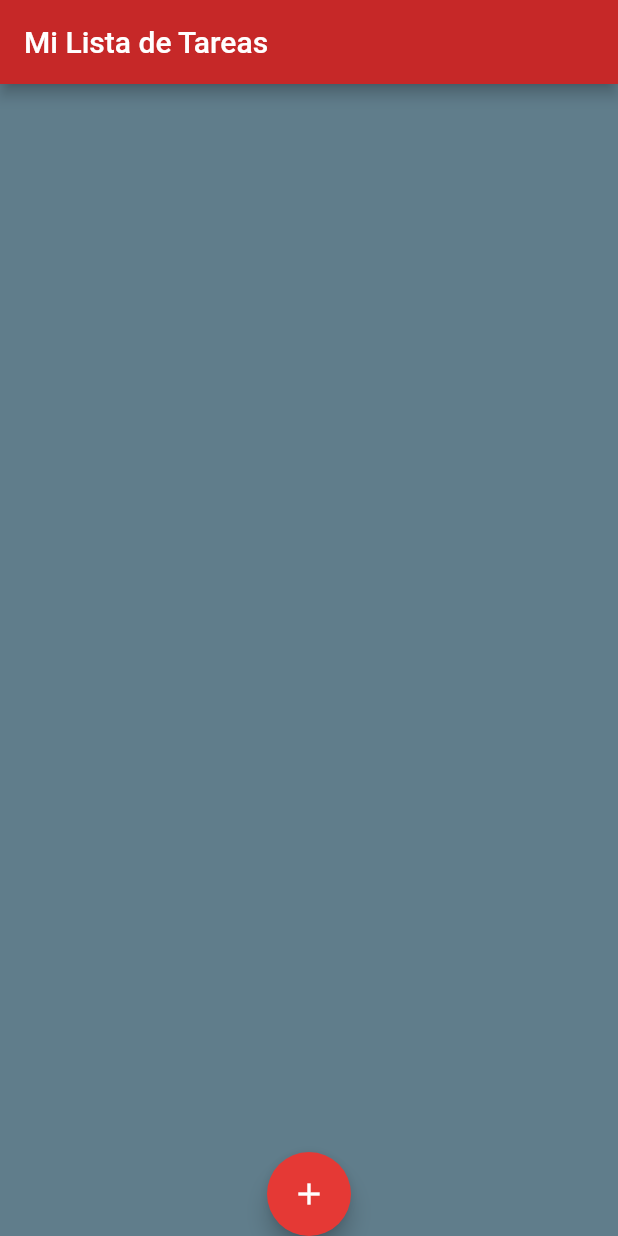
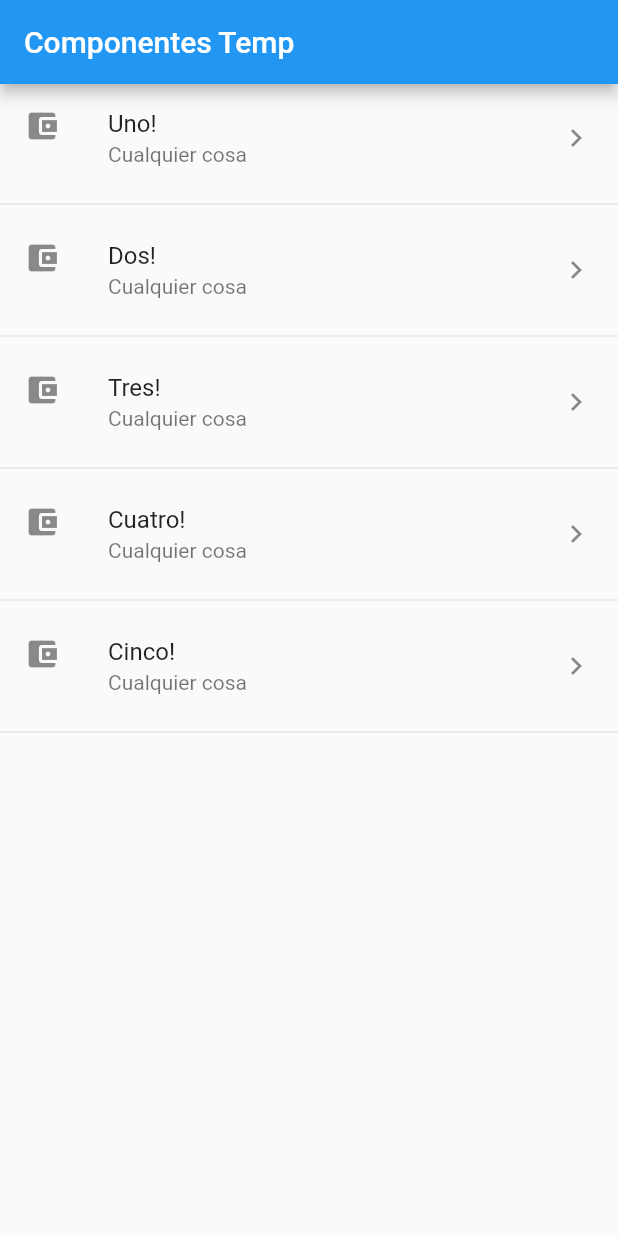
Before and after one commit to dmarquez83/todoList, a Flutter app: the screen it shows after launch, on a phone screen of 412 x 824 dp. Run offline on Flutter 3.47's test engine with Material 2 defaults, Android fonts, the phone set to English and light mode, and no system bars.

Commit message:
feat: componentes de flutter

```diff
--- a/lib/main.dart
+++ b/lib/main.dart
@@ -1,5 +1,5 @@
 import 'package:flutter/material.dart';
-import 'package:lista_de_tareas/src/pages/screen/todoList.dart';
+import 'package:lista_de_tareas/src/pages/home_temp.dart';
 
 void main() => runApp(MyApp());
 
@@ -7,13 +7,9 @@ class MyApp extends StatelessWidget {
   @override
   Widget build(BuildContext context) {
     return MaterialApp(
-        //para desactivar el banner lateral morado
-        debugShowCheckedModeBanner: false,
-        title: 'Mi Lista de tareas Ckeck',
-        theme: ThemeData(
-          primaryColor: Colors.red.shade800,
-          accentColor: Colors.red.shade600,
-        ),
-        home: TodoListScreen());
+      title: 'Material App',
+      debugShowCheckedModeBanner: false,
+      home: HomePageTemp(),
+    );
   }
 }
--- /dev/null
+++ b/lib/mainListV2.dart
@@ -0,0 +1,19 @@
+import 'package:flutter/material.dart';
+import 'package:lista_de_tareas/src/pages/screen/todoList.dart';
+
+void main() => runApp(MyApp());
+
+class MyApp extends StatelessWidget {
+  @override
+  Widget build(BuildContext context) {
+    return MaterialApp(
+        //para desactivar el banner lateral morado
+        debugShowCheckedModeBanner: false,
+        title: 'Mi Lista de tareas Ckeck',
+        theme: ThemeData(
+          primaryColor: Colors.red.shade800,
+          accentColor: Colors.red.shade600,
+        ),
+        home: TodoListScreen());
+  }
+}
--- /dev/null
+++ b/lib/src/pages/home_temp.dart
@@ -0,0 +1,48 @@
+import 'package:flutter/material.dart';
+
+class HomePageTemp extends StatelessWidget {
+  final opciones = ['Uno', 'Dos', 'Tres', 'Cuatro', 'Cinco'];
+
+  @override
+  Widget build(BuildContext context) {
+    return Scaffold(
+      appBar: AppBar(
+        title: Text('Componentes Temp'),
+      ),
+      body: ListView(
+          // children: _crearItems()
+          children: _crearItemsCorta()),
+    );
+  }
+
+  List<Widget> _crearItems() {
+    List<Widget> lista = new List<Widget>();
+
+    for (String opt in opciones) {
+      final tempWidget = ListTile(
+        title: Text(opt),
+      );
+
+      lista..add(tempWidget)..add(Divider());
+    }
+
+    return lista;
+  }
+
+  List<Widget> _crearItemsCorta() {
+    return opciones.map((item) {
+      return Column(
+        children: <Widget>[
+          ListTile(
+            title: Text(item + '!'),
+            subtitle: Text('Cualquier cosa'),
+            leading: Icon(Icons.account_balance_wallet),
+            trailing: Icon(Icons.keyboard_arrow_right),
+            onTap: () {},
+          ),
+          Divider()
+        ],
+      );
+    }).toList();
+  }
+}
```
Also changed, not shown: lib/src/class/todo.dart (renamed from lib/src/pages/class/todo.dart), lib/src/component/checkList.dart (renamed from lib/src/pages/component/checkList.dart), lib/src/component/dialog.dart (renamed from lib/src/pages/component/dialog.dart).
